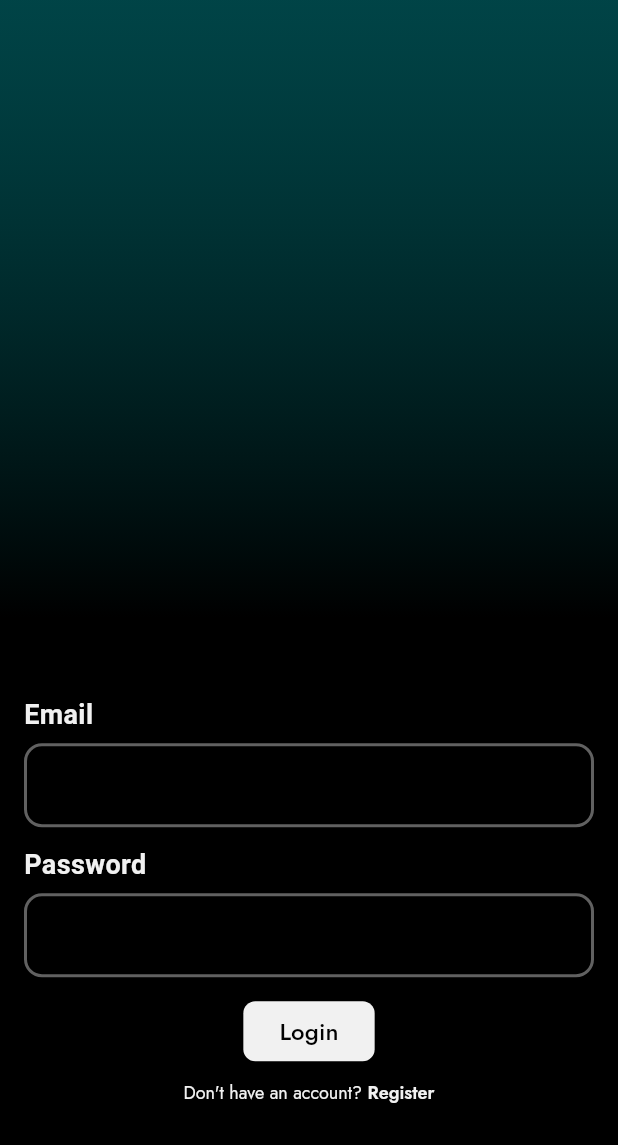
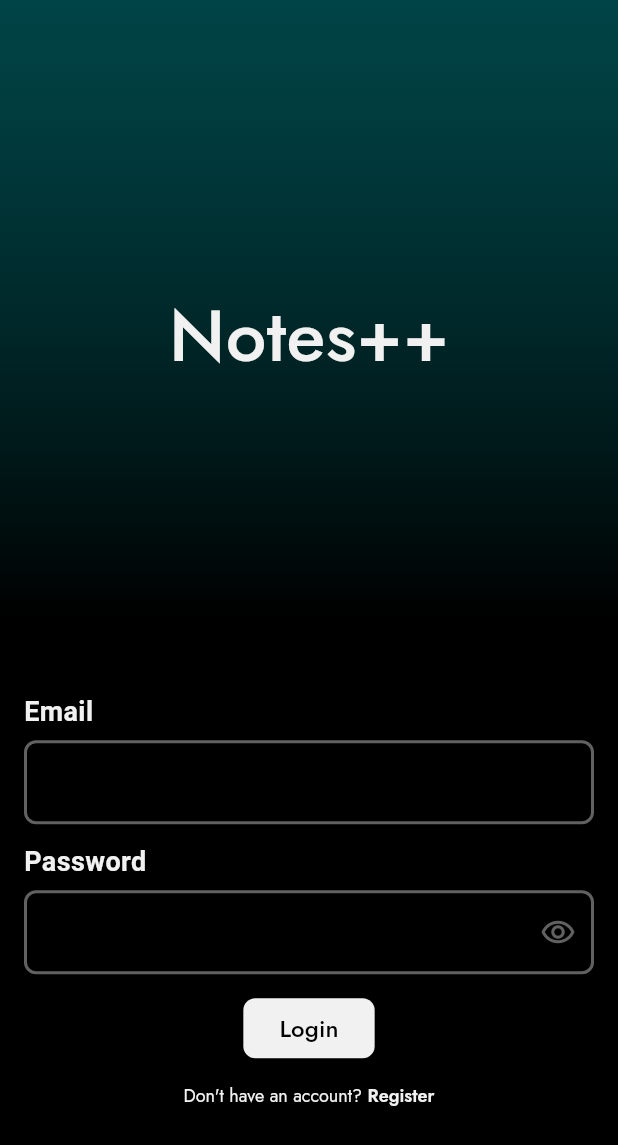
Before and after one commit to ketan2jangid/notes-plusplus, a Flutter app: the screen it shows after launch, on a phone screen of 412 x 824 dp. Shown: the top 1145 px of the screen. Run offline on Flutter 3.47's test engine with Material 3 defaults, Android fonts, the phone set to English and light mode, and no system bars; our stand-ins replace flutter_bloc, gap, google_fonts, hive, hive_flutter; accounts and stored records are empty; Roboto replaces fonts that are missing (Agdasima).

Commit message:
UI fixes and updates
added: app icon, verify email option, updated: appname, note card and
sheet

```diff
--- a/app/lib/common/common_input_field.dart
+++ b/app/lib/common/common_input_field.dart
@@ -7,12 +7,17 @@ enum FieldType { email, password, title, body }
 class CommonInputField extends StatefulWidget {
   final FieldType type;
   final TextEditingController? controller;
-  final bool isPassword;
-  const CommonInputField(
+  final Function()? onEditingComplete;
+  final FocusNode? focusNode;
+  bool isPassword;
+
+  CommonInputField(
       {super.key,
       this.isPassword = false,
       this.controller,
-      required this.type});
+      required this.type,
+      this.onEditingComplete,
+      this.focusNode});
 
   @override
   State<CommonInputField> createState() => _CommonInputFieldState();
@@ -25,12 +30,12 @@ class _CommonInputFieldState extends State<CommonInputField> {
       // email
       case FieldType.email:
         return TextFormField(
+          focusNode: widget.focusNode,
           controller: widget.controller,
           obscureText: widget.isPassword,
           cursorColor: buttonWhite,
           cursorErrorColor: Colors.red.shade700,
           validator: (val) {
-
             //  TODO: Add email validation
             if (val == null || val.isEmpty) {
               return "Email can't be empty";
@@ -38,9 +43,13 @@ class _CommonInputFieldState extends State<CommonInputField> {
 
             return null;
           },
+          onEditingComplete: widget.onEditingComplete,
+          textInputAction: TextInputAction.next,
           decoration: InputDecoration(
             enabledBorder: formEnabledBorder,
             focusedBorder: formFocusBorder,
+            disabledBorder: formEnabledBorder,
+            focusedErrorBorder: formErrorBorder,
             errorBorder: formErrorBorder,
             errorStyle: GoogleFonts.spaceMono(
               color: Colors.red.shade700,
@@ -52,6 +61,7 @@ class _CommonInputFieldState extends State<CommonInputField> {
       // password
       case FieldType.password:
         return TextFormField(
+          focusNode: widget.focusNode,
           controller: widget.controller,
           obscureText: widget.isPassword,
           cursorColor: buttonWhite,
@@ -63,9 +73,29 @@ class _CommonInputFieldState extends State<CommonInputField> {
 
             return null;
           },
+          onEditingComplete: widget.onEditingComplete,
+          textInputAction: TextInputAction.done,
           decoration: InputDecoration(
+            suffixIcon: IconButton(
+              onPressed: () {
+                setState(() {
+                  widget.isPassword = !widget.isPassword;
+                });
+              },
+              icon: widget.isPassword
+                  ? Icon(
+                      Icons.remove_red_eye_outlined,
+                      color: infoGrey,
+                    )
+                  : Icon(
+                      Icons.remove_red_eye,
+                      color: infoGrey,
+                    ),
+            ),
             enabledBorder: formEnabledBorder,
             focusedBorder: formFocusBorder,
+            disabledBorder: formEnabledBorder,
+            focusedErrorBorder: formErrorBorder,
             errorBorder: formErrorBorder,
             errorStyle: GoogleFonts.spaceMono(
               color: Colors.red.shade700,
@@ -77,6 +107,7 @@ class _CommonInputFieldState extends State<CommonInputField> {
       // notes title
       case FieldType.title:
         return TextFormField(
+          focusNode: widget.focusNode,
           controller: widget.controller,
           obscureText: widget.isPassword,
           cursorColor: buttonWhite,
@@ -84,6 +115,8 @@ class _CommonInputFieldState extends State<CommonInputField> {
           validator: (val) {
             return null;
           },
+          onEditingComplete: widget.onEditingComplete,
+          textInputAction: TextInputAction.next,
           decoration: InputDecoration(
               enabledBorder: inputEnabledBorder,
               focusedBorder: inputFocusBorder,
@@ -92,13 +125,13 @@ class _CommonInputFieldState extends State<CommonInputField> {
                 color: Colors.red.shade700,
                 fontSize: 12,
               ),
-            hintText: 'Note title'
-          ),
+              hintText: 'Note title'),
         );
 
       // notes body
       case FieldType.body:
         return TextFormField(
+          focusNode: widget.focusNode,
           controller: widget.controller,
           obscureText: widget.isPassword,
           cursorColor: buttonWhite,
@@ -106,16 +139,17 @@ class _CommonInputFieldState extends State<CommonInputField> {
           validator: (val) {
             return null;
           },
+          onEditingComplete: widget.onEditingComplete,
+          textInputAction: TextInputAction.done,
           decoration: InputDecoration(
               enabledBorder: inputEnabledBorder,
-            focusedBorder: InputBorder.none,
+              focusedBorder: inputFocusBorder,
               errorBorder: inputErrorBorder,
               errorStyle: GoogleFonts.spaceMono(
                 color: Colors.red.shade700,
                 fontSize: 12,
               ),
-            hintText: 'Note body'
-          ),
+              hintText: 'Note body'),
           minLines: 3,
           maxLines: 10,
         );
@@ -130,7 +164,7 @@ final formEnabledBorder = OutlineInputBorder(
     color: Colors.grey.shade700,
     width: 2.0,
   ),
-  borderRadius: BorderRadius.circular(12),
+  borderRadius: BorderRadius.circular(8),
 );
 
 final formFocusBorder = OutlineInputBorder(
@@ -151,26 +185,26 @@ final formErrorBorder = OutlineInputBorder(
 
 // notes edit styles
 
-final inputEnabledBorder = UnderlineInputBorder(
+final inputEnabledBorder = OutlineInputBorder(
   borderSide: BorderSide(
-    color: Colors.grey.shade700,
+    color: Colors.grey.shade800,
     width: 2.0,
   ),
-  // borderRadius: BorderRadius.circular(12),
+  borderRadius: BorderRadius.circular(8),
 );
 
-final inputFocusBorder = UnderlineInputBorder(
+final inputFocusBorder = OutlineInputBorder(
   borderSide: BorderSide(
-    color: Colors.grey.shade400,
+    color: Colors.grey.shade800,
     width: 2.0,
   ),
-  // borderRadius: BorderRadius.circular(8),
+  borderRadius: BorderRadius.circular(8),
 );
 
-final inputErrorBorder = UnderlineInputBorder(
+final inputErrorBorder = OutlineInputBorder(
   borderSide: BorderSide(
     color: Colors.red.shade700,
     width: 2.0,
   ),
-  // borderRadius: BorderRadius.circular(8),
+  borderRadius: BorderRadius.circular(8),
 );
--- a/app/lib/common/new_note_sheet.dart
+++ b/app/lib/common/new_note_sheet.dart
@@ -49,6 +49,7 @@ class _NoteEditSheetState extends State<NoteEditSheet> {
   Widget build(BuildContext context) {
     return Container(
       height: 400,
+      padding: EdgeInsets.symmetric(vertical: 12, horizontal: 16),
       decoration: BoxDecoration(
         color: appBackgroundColor,
         borderRadius: BorderRadius.only(
@@ -60,7 +61,10 @@ class _NoteEditSheetState extends State<NoteEditSheet> {
         children: [
           CommonInputField(controller: _titleController, type: FieldType.title),
           Gap(12),
-          CommonInputField(controller: _bodyController, type: FieldType.body),
+          ConstrainedBox(
+              constraints: BoxConstraints(maxHeight: 180),
+              child: CommonInputField(
+                  controller: _bodyController, type: FieldType.body)),
           Spacer(),
           Padding(
             padding: const EdgeInsets.all(12.0),
--- a/app/lib/features/authentication/presentation/login_screen.dart
+++ b/app/lib/features/authentication/presentation/login_screen.dart
@@ -9,9 +9,11 @@ import 'package:app/common/notify_user.dart';
 import 'package:app/features/authentication/presentation/auth_controller.dart';
 import 'package:app/features/authentication/presentation/registration_screen.dart';
 import 'package:app/features/notes/presentation/home_screen.dart';
+import 'package:app/state_management/notes/notes_cubit.dart';
 import 'package:app/storage/local_storage.dart';
 import 'package:flutter/gestures.dart';
 import 'package:flutter/material.dart';
+import 'package:flutter_bloc/flutter_bloc.dart';
 import 'package:gap/gap.dart';
 import 'package:google_fonts/google_fonts.dart';
 
@@ -33,6 +35,7 @@ class _LoginScreenState extends State<LoginScreen> {
 
     _emailController = TextEditingController();
     _passwordController = TextEditingController();
+    // context.read<NotesCubit>().clear();
   }
 
   @override
@@ -63,7 +66,17 @@ class _LoginScreenState extends State<LoginScreen> {
           child: Column(
             children: [
               Flexible(
-                child: Container(),
+                child: Container(
+                  alignment: Alignment.center,
+                  child: Text(
+                    'Notes++',
+                    style: GoogleFonts.jost(
+                      color: buttonWhite,
+                      fontSize: 48,
+                      fontWeight: FontWeight.w500,
+                    ),
+                  ),
+                ),
               ),
               Expanded(
                 child: Container(
@@ -80,6 +93,9 @@ class _LoginScreenState extends State<LoginScreen> {
                             CommonInputField(
                               controller: _emailController,
                               type: FieldType.email,
+                              onEditingComplete: () {
+                                FocusScope.of(context).nextFocus();
+                              },
                             ),
                             Gap(12),
                             Label(text: 'Password'),
@@ -88,6 +104,9 @@ class _LoginScreenState extends State<LoginScreen> {
                               controller: _passwordController,
                               isPassword: true,
                               type: FieldType.password,
+                              onEditingComplete: () {
+                                FocusScope.of(context).nextFocus();
+                              },
                             ),
                             Gap(12),
                             Center(
@@ -128,7 +147,7 @@ class _LoginScreenState extends State<LoginScreen> {
                           ],
                         ),
                       ),
-                      Gap(8),
+                      Gap(12),
                       Center(
                         child: RichText(
                           text: TextSpan(children: [
--- a/app/lib/state_management/notes/notes_cubit.dart
+++ b/app/lib/state_management/notes/notes_cubit.dart
@@ -9,6 +9,10 @@ class NotesCubit extends Cubit<List<NoteModel>> {
   final NotesRepo _repo = NotesRepo();
 
   NotesCubit() : super([]);
+
+  Future<void> clear() async {
+    emit([]);
+  }
 
   Future<({bool success, String result})> getAllNotes() async {
     try {
```
Also changed, not shown: app/lib/common/note_card.dart (+37 -31 lines), app/lib/features/authentication/presentation/registration_screen.dart (+12 -2 lines), app/lib/features/notes/presentation/home_screen.dart (+65 -26 lines), 6 other files. Lines whose indentation alone changed are shown as unchanged.
